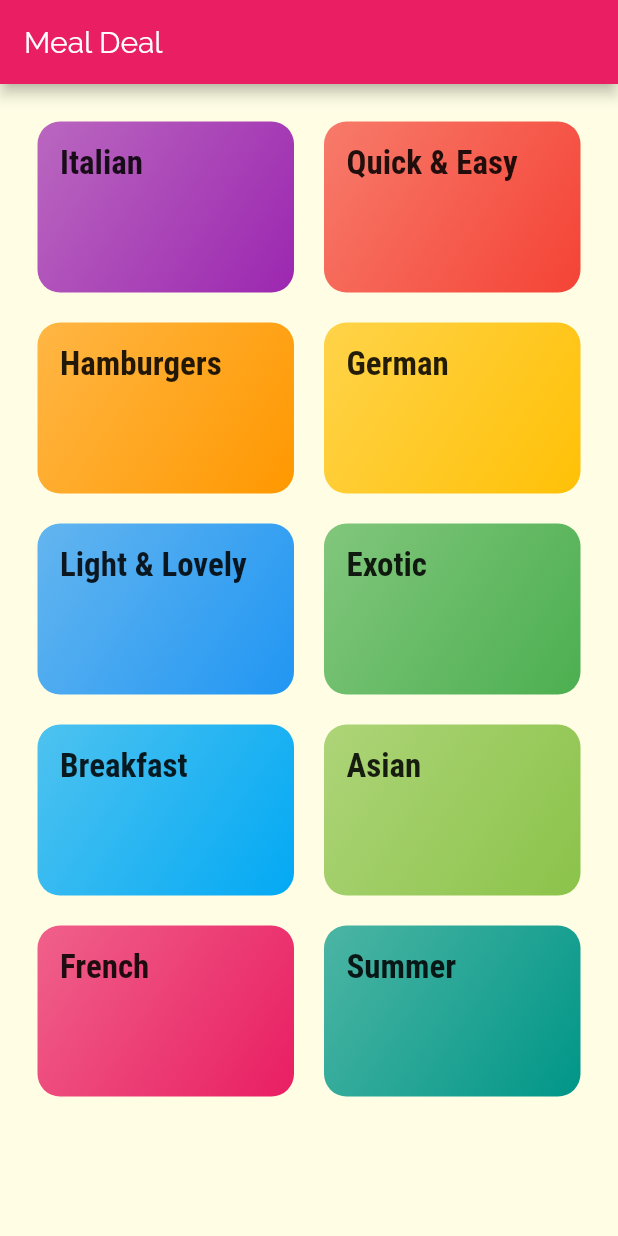
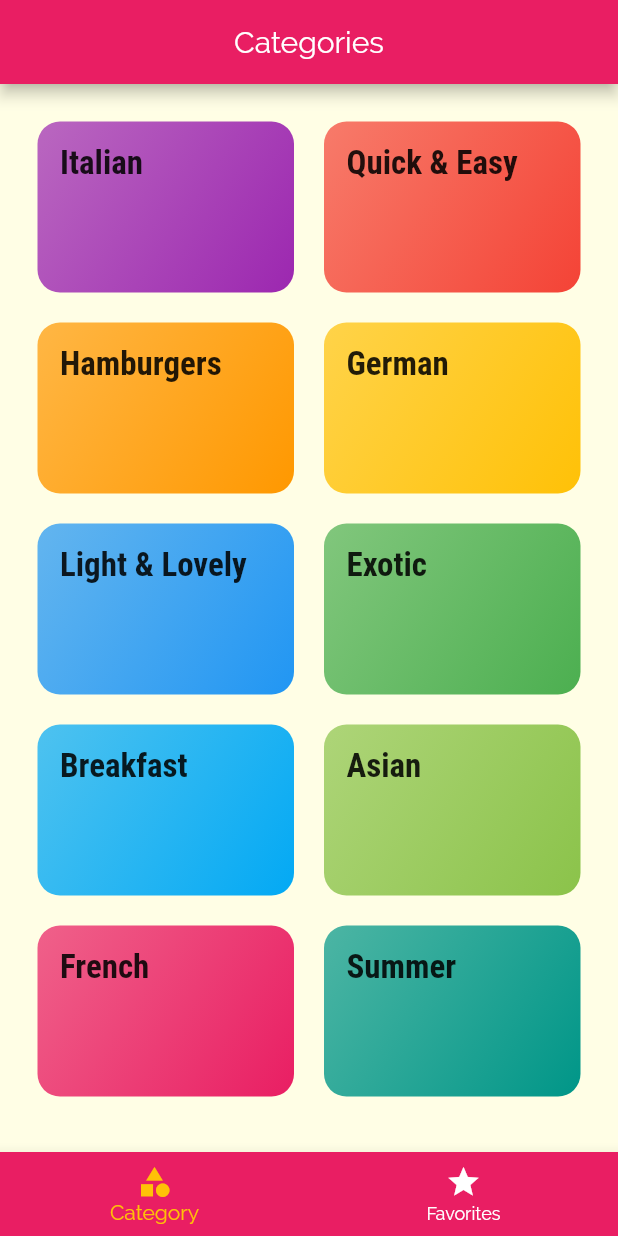
Before and after one commit to robelseyoum/Meal-App-Flutter, a Flutter app: the screen it shows after launch, on a phone screen of 412 x 824 dp. Run offline on Flutter 3.47's test engine with Material 2 defaults, Android fonts, the phone set to English and light mode, and no system bars.

```diff
--- a/lib/main.dart
+++ b/lib/main.dart
@@ -1,6 +1,7 @@
 import 'package:flutter/material.dart';
 import 'package:meal_shop/screens/category_meals_detial_screen.dart';
 import 'package:meal_shop/screens/meal_detail_screen.dart';
+import 'package:meal_shop/screens/tabs_screen.dart';
 
 import 'screens/categories_screen.dart';
 
@@ -36,7 +37,7 @@ class MyApp extends StatelessWidget {
       ),
       initialRoute: '/',
       routes: {
-        '/': (context) => CategoriesScreen(),
+        '/': (context) => TabsScreen(),
         CategoryMealsScreen.routeName: (cxt) => CategoryMealsScreen(),
         MealDetailScreen.routeName: (cxt) => MealDetailScreen(),
       },
--- a/lib/screens/categories_screen.dart
+++ b/lib/screens/categories_screen.dart
@@ -5,11 +5,7 @@ import '../dummy_data.dart';
 class CategoriesScreen extends StatelessWidget {
   @override
   Widget build(BuildContext context) {
-    return Scaffold(
-      appBar: AppBar(
-        title: Text("Meal Deal"),
-      ),
-      body: GridView(
+    return GridView(
         padding: EdgeInsets.all(25),
         children: DUMMY_CATEGORIES
             .map(
@@ -26,7 +22,6 @@ class CategoriesScreen extends StatelessWidget {
           crossAxisSpacing: 20,
           mainAxisSpacing: 20,
         ),
-      ),
     );
   }
 }
--- /dev/null
+++ b/lib/screens/tabs_screen.dart
@@ -0,0 +1,60 @@
+import 'package:flutter/material.dart';
+import 'package:meal_shop/screens/categories_screen.dart';
+import 'package:meal_shop/screens/favorites_screen.dart';
+
+class TabsScreen extends StatefulWidget {
+  @override
+  _TabsScreenState createState() => _TabsScreenState();
+}
+
+class _TabsScreenState extends State<TabsScreen> {
+  final List<Map<String, dynamic>> _pages = [
+    {
+      'page': CategoriesScreen(),
+      'title': 'Categories',
+    },
+    {
+      'page': FavoritesScreen(),
+      'title': 'Your Favorite',
+    }
+  ];
+
+  int _selectedPageIndex = 0;
+
+  void _selectPage(int index) {
+    setState(() {
+      _selectedPageIndex = index;
+    });
+  }
+
+  @override
+  Widget build(BuildContext context) {
+    return Scaffold(
+      appBar: AppBar(
+        centerTitle: true,
+        title: Text(_pages[_selectedPageIndex]['title']),
+      ),
+      body: _pages[_selectedPageIndex]['page'],
+      bottomNavigationBar: BottomNavigationBar(
+        onTap: _selectPage, //flutter auto will pass index
+        backgroundColor: Theme.of(context).primaryColor,
+        unselectedItemColor: Colors.white,
+        selectedItemColor: Theme.of(context).accentColor,
+        currentIndex: _selectedPageIndex,
+        type: BottomNavigationBarType.fixed,
+        items: [
+          BottomNavigationBarItem(
+            backgroundColor: Theme.of(context).primaryColor,
+            icon: Icon(Icons.category),
+            title: Text('Category'),
+          ),
+          BottomNavigationBarItem(
+            backgroundColor: Theme.of(context).primaryColor,
+            icon: Icon(Icons.star),
+            title: Text('Favorites'),
+          ),
+        ],
+      ),
+    );
+  }
+}
```
Also changed, not shown: lib/screens/favorites_screen.dart (added, +11 -0 lines), lib/screens/meal_detail_screen.dart (+77 -5 lines), lib/screens/tabs_screen1.dart (added, +40 -0 lines).
